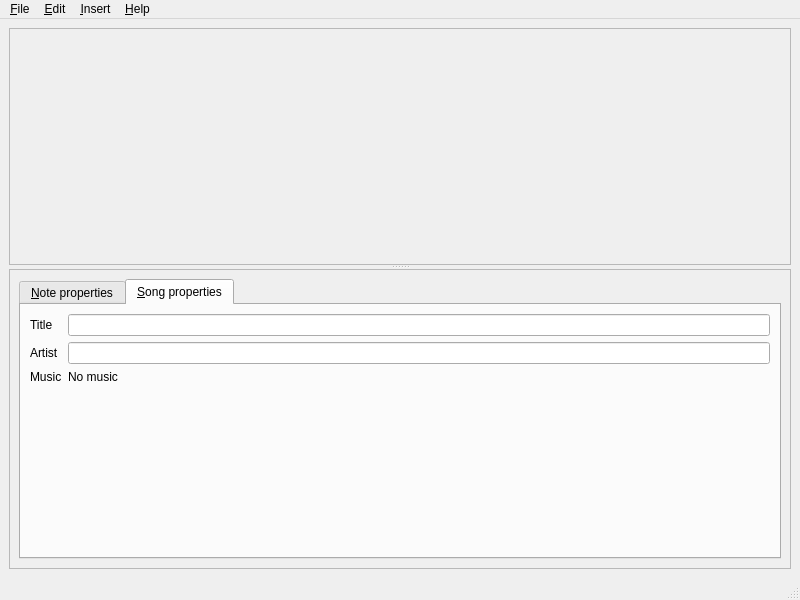
This is editor.ui in performous/composer as Qt 5 draws it before an edit. The edited form follows.
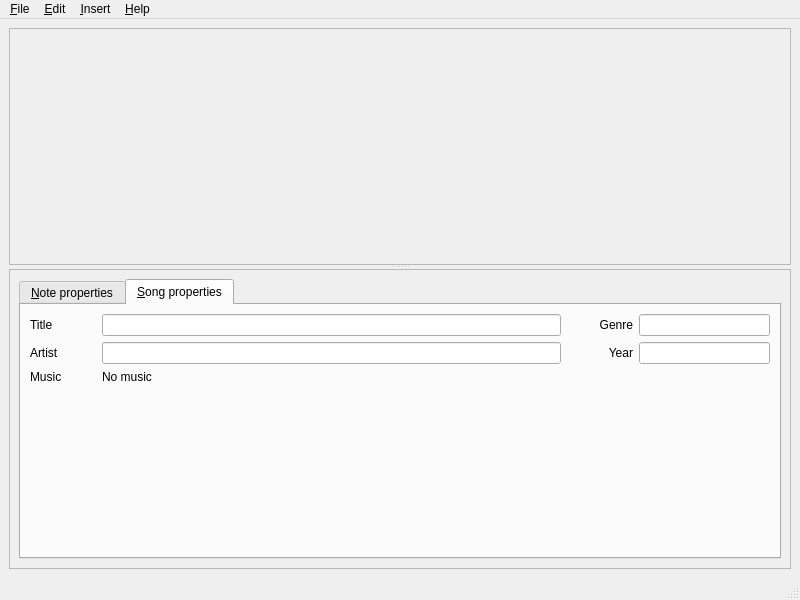
This is the edited form. The open tabs and pages were chosen to show the change.

```diff
--- a/editor.ui
+++ b/editor.ui
@@ -220,7 +220,7 @@
            <attribute name="whatsThis">
             <string>This tab lets you to configure the song metadata.</string>
            </attribute>
-           <layout class="QFormLayout" name="formLayout">
+           <layout class="QGridLayout" name="gridLayout_5" columnstretch="10,70,10,20">
             <item row="0" column="0">
              <widget class="QLabel" name="label">
               <property name="text">
@@ -231,6 +231,19 @@
             <item row="0" column="1">
              <widget class="QLineEdit" name="txtTitle"/>
             </item>
+            <item row="0" column="2">
+             <widget class="QLabel" name="label_9">
+              <property name="text">
+               <string>Genre</string>
+              </property>
+              <property name="alignment">
+               <set>Qt::AlignRight|Qt::AlignTrailing|Qt::AlignVCenter</set>
+              </property>
+             </widget>
+            </item>
+            <item row="0" column="3">
+             <widget class="QLineEdit" name="txtGenre"/>
+            </item>
             <item row="1" column="0">
              <widget class="QLabel" name="label_2">
               <property name="text">
@@ -241,6 +254,19 @@
             <item row="1" column="1">
              <widget class="QLineEdit" name="txtArtist"/>
             </item>
+            <item row="1" column="2">
+             <widget class="QLabel" name="label_10">
+              <property name="text">
+               <string>Year</string>
+              </property>
+              <property name="alignment">
+               <set>Qt::AlignRight|Qt::AlignTrailing|Qt::AlignVCenter</set>
+              </property>
+             </widget>
+            </item>
+            <item row="1" column="3">
+             <widget class="QLineEdit" name="txtYear"/>
+            </item>
             <item row="2" column="0">
              <widget class="QLabel" name="label_7">
               <property name="text">
@@ -255,6 +281,19 @@
               </property>
              </widget>
             </item>
+            <item row="3" column="1">
+             <spacer name="verticalSpacer_2">
+              <property name="orientation">
+               <enum>Qt::Vertical</enum>
+              </property>
+              <property name="sizeHint" stdset="0">
+               <size>
+                <width>20</width>
+                <height>40</height>
+               </size>
+              </property>
+             </spacer>
+            </item>
            </layout>
           </widget>
          </widget>
```
